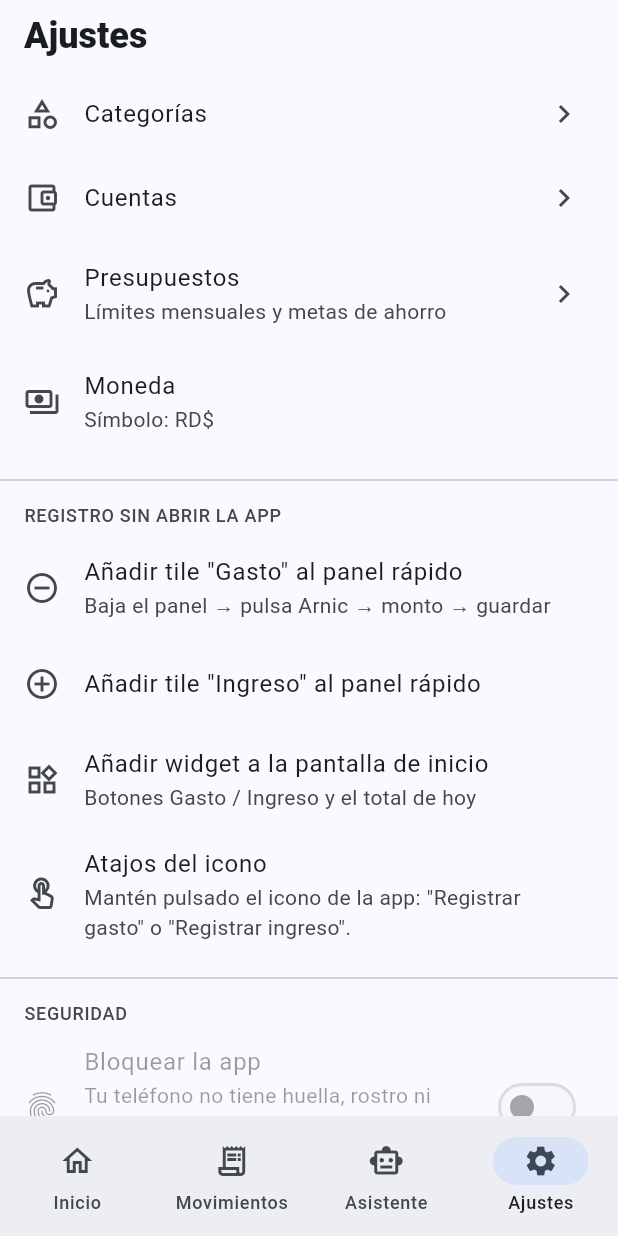
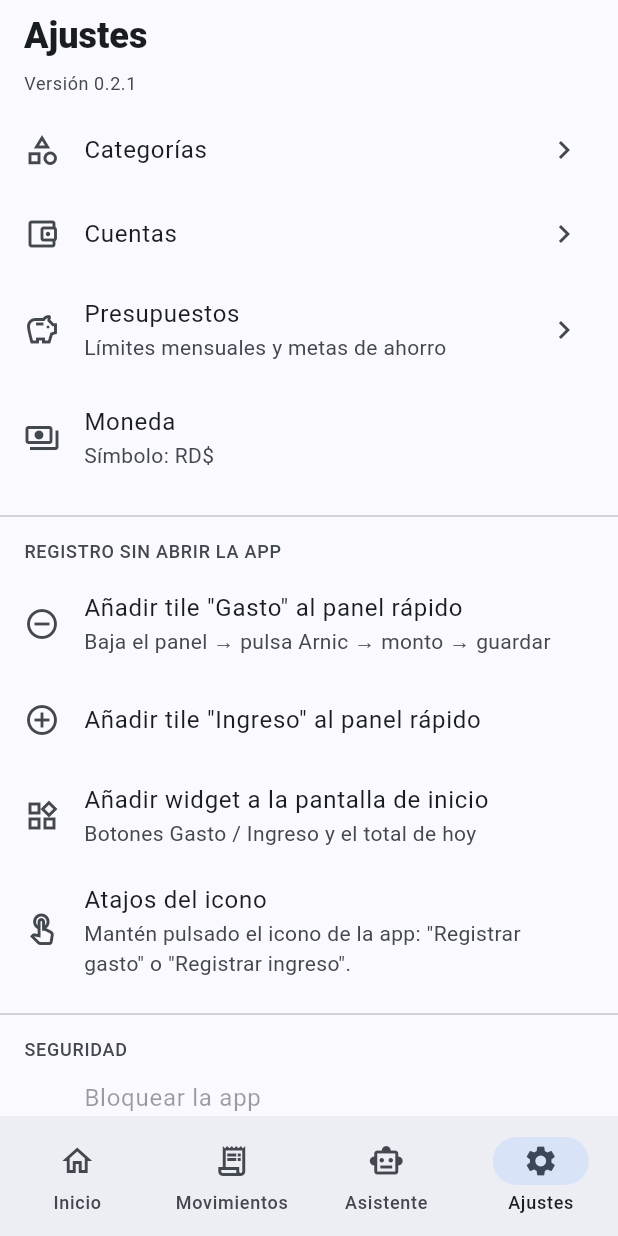
Before and after one commit to yordany145/arnic-finance, a Flutter app: the screen it shows after launch, item 4 of the bottom bar chosen, on a phone screen of 412 x 824 dp. Run offline on Flutter 3.47's test engine with Material 3 defaults, Android fonts, the phone set to English and light mode, and no system bars; our stand-ins replace drift, file_picker, flutter_local_notifications, flutter_riverpod, flutter_secure_storage, go_router and 5 more; missing offline and left inert: path_provider_foundation, sqlite3; accounts and stored records are empty; generated files the repository leaves out were written again; statements that could not run were skipped.

Commit message:
Ajustes muestra la versión instalada (0.2.1)
Cambio mínimo para probar el flujo de actualización desde la app.

Co-Authored-By: Claude Sonnet 5.5 <noreply@anthropic.com>

```diff
--- a/lib/ui/screens/settings_screen.dart
+++ b/lib/ui/screens/settings_screen.dart
@@ -7,6 +7,7 @@ import 'package:flutter/services.dart' show Clipboard, ClipboardData;
 import 'package:flutter_riverpod/flutter_riverpod.dart';
 import 'package:go_router/go_router.dart';
 import 'package:intl/intl.dart';
+import 'package:package_info_plus/package_info_plus.dart';
 import 'package:path_provider/path_provider.dart';
 import 'package:share_plus/share_plus.dart';
 
@@ -109,6 +110,7 @@ class SettingsScreen extends ConsumerWidget {
             padding: const EdgeInsets.fromLTRB(16, 8, 16, 8),
             child: Text('Ajustes', style: Theme.of(context).textTheme.headlineSmall?.copyWith(fontWeight: FontWeight.w800)),
           ),
+          const _VersionCaption(),
           ListTile(leading: const Icon(Icons.category_outlined), title: const Text('Categorías'), trailing: const Icon(Icons.chevron_right), onTap: () => context.push('/categories')),
           ListTile(leading: const Icon(Icons.account_balance_wallet_outlined), title: const Text('Cuentas'), trailing: const Icon(Icons.chevron_right), onTap: () => context.push('/accounts')),
           ListTile(leading: const Icon(Icons.savings_outlined), title: const Text('Presupuestos'), subtitle: const Text('Límites mensuales y metas de ahorro'), trailing: const Icon(Icons.chevron_right), onTap: () => context.push('/budgets')),
@@ -218,6 +220,26 @@ class SettingsScreen extends ConsumerWidget {
           ),
         ],
       ),
+    );
+  }
+}
+
+/// "Versión 0.2.1" bajo el título: confirma de un vistazo qué versión está instalada.
+class _VersionCaption extends StatelessWidget {
+  const _VersionCaption();
+
+  @override
+  Widget build(BuildContext context) {
+    return FutureBuilder<PackageInfo>(
+      future: PackageInfo.fromPlatform(),
+      builder: (context, snapshot) {
+        final p = snapshot.data;
+        if (p == null) return const SizedBox.shrink();
+        return Padding(
+          padding: const EdgeInsets.fromLTRB(16, 0, 16, 8),
+          child: Text('Versión ${p.version}', style: Theme.of(context).textTheme.bodySmall?.copyWith(color: Theme.of(context).colorScheme.onSurfaceVariant)),
+        );
+      },
     );
   }
 }
--- a/pubspec.yaml
+++ b/pubspec.yaml
@@ -1,7 +1,7 @@
 name: arnic_finance
 description: "Arnic Finance: finanzas personales con registro ultrarrápido."
 publish_to: 'none'
-version: 0.2.0+2
+version: 0.2.1+3
 
 environment:
   sdk: ^3.13.4
```
